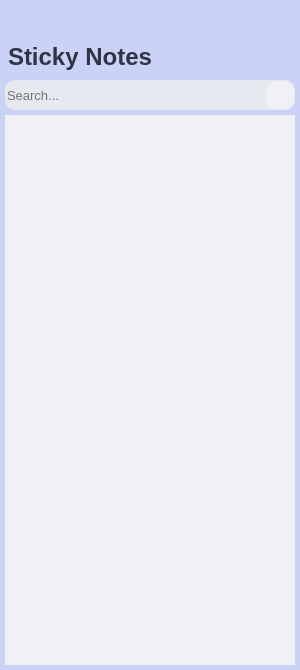
Qt form sticky-notes/mainwindow.ui (MapleBKL/sticky-notes) before a commit.
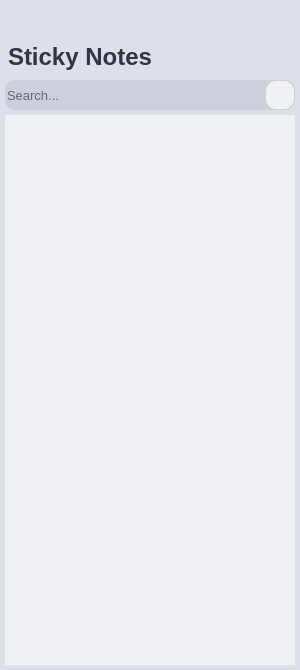
The same form after that commit. Icons and pictures are not drawn.

Commit message: changed main window color

What changed in the file:
```diff
--- a/sticky-notes/mainwindow.ui
+++ b/sticky-notes/mainwindow.ui
@@ -32,12 +32,15 @@
   <widget class="QWidget" name="centralwidget">
    <property name="styleSheet">
     <string notr="true">QWidget {
-	background-color: #CAD3F5;
+	background-color: #DCE0E8;
+}
+
+QLabel#labelName {
+	color: #303446;
 }
 
 QPushButton {
 	border: none;
-	background-color: #CAD3F5;
 }
 
 QPushButton#btnNewNote {
@@ -91,7 +94,7 @@
 QLineEdit {
 	border: none;
 	border-radius: 10;
-	background-color: #E6E9EF;
+	background-color: #CCD0DA;
 }</string>
    </property>
    <widget class="QLabel" name="labelTop">
@@ -122,9 +125,7 @@
      </size>
     </property>
     <property name="styleSheet">
-     <string notr="true">QLabel {
-	background-color: #CAD3F5;
-}</string>
+     <string notr="true"/>
     </property>
     <property name="text">
      <string/>
@@ -273,10 +274,7 @@
      </font>
     </property>
     <property name="styleSheet">
-     <string notr="true">QLabel {
-	color: #303446;
-	background-color: #CAD3F5;
-}</string>
+     <string notr="true"/>
     </property>
     <property name="text">
      <string>Sticky Notes</string>
```
The commit also changes 3 other files.
